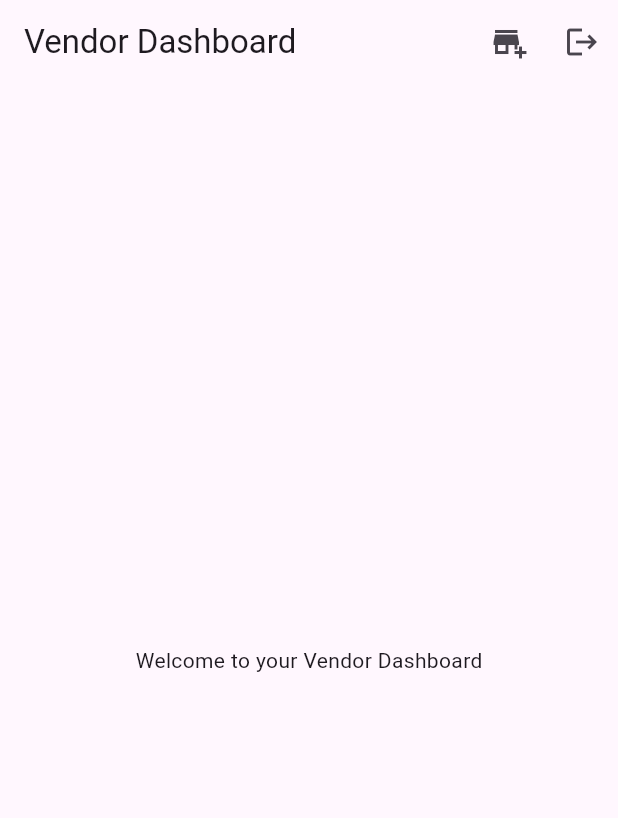
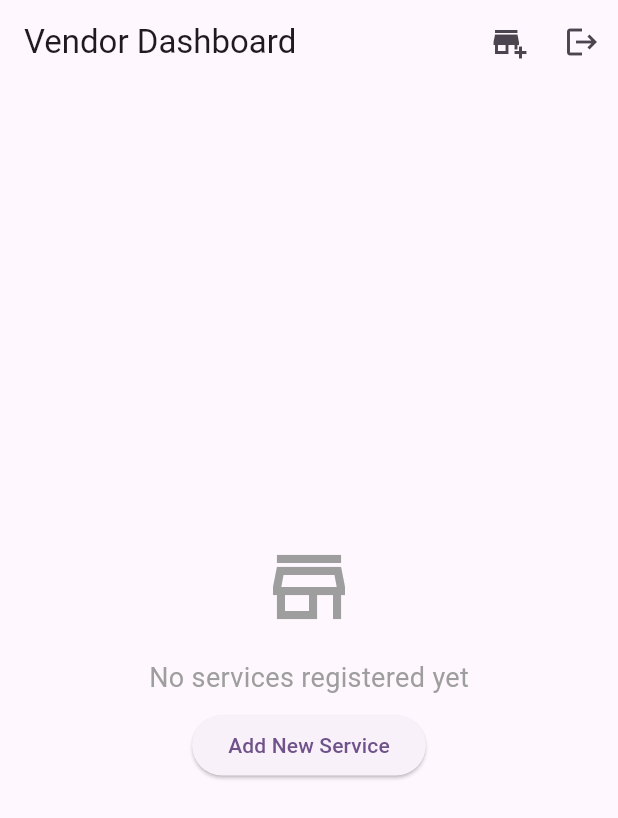
Before and after one commit to anashaslan/FestiGO, a Flutter app: the VendorHomeScreen screen opened directly, on a phone screen of 412 x 824 dp. Shown: the top 818 px of the screen. Run offline on Flutter 3.47's test engine with Material 3 defaults, Android fonts, the phone set to English and light mode, and no system bars; our stand-ins replace cloud_firestore, firebase_auth, firebase_core; accounts and stored records are empty.

Commit message:
Fixed vendor dashboard: 1. not showing registered services. 2. implement edit services button.

```diff
--- a/event_service_app/lib/screens/vendor_home.dart
+++ b/event_service_app/lib/screens/vendor_home.dart
@@ -1,10 +1,14 @@
 import 'package:flutter/material.dart';
 import 'package:firebase_auth/firebase_auth.dart';
+import 'package:cloud_firestore/cloud_firestore.dart';
 import 'vendor_service_registration_screen.dart';
+import 'edit_service_screen.dart';
 
 class VendorHomeScreen extends StatelessWidget {
   @override
   Widget build(BuildContext context) {
+    final user = FirebaseAuth.instance.currentUser;
+
     return Scaffold(
       appBar: AppBar(
         title: Text('Vendor Dashboard'),
@@ -26,8 +30,114 @@ class VendorHomeScreen extends StatelessWidget {
           ),
         ],
       ),
-      body: Center(
-        child: Text('Welcome to your Vendor Dashboard'),
+      body: StreamBuilder<QuerySnapshot>(
+        stream: FirebaseFirestore.instance
+            .collection('services')
+            .where('vendorId', isEqualTo: user?.uid)
+            // Remove the orderBy clause temporarily until index is ready
+            .snapshots(),
+        builder: (context, snapshot) {
+          if (snapshot.hasError) {
+            return Center(child: Text('Error: ${snapshot.error}'));
+          }
+
+          if (snapshot.connectionState == ConnectionState.waiting) {
+            return Center(child: CircularProgressIndicator());
+          }
+
+          final services = snapshot.data?.docs ?? [];
+
+          // Sort the services locally instead
+          services.sort((a, b) {
+            final aTime = (a.data() as Map<String, dynamic>)['createdAt'] as Timestamp?;
+            final bTime = (b.data() as Map<String, dynamic>)['createdAt'] as Timestamp?;
+            if (aTime == null || bTime == null) return 0;
+            return bTime.compareTo(aTime); // Descending order
+          });
+
+          if (services.isEmpty) {
+            return Center(
+              child: Column(
+                mainAxisAlignment: MainAxisAlignment.center,
+                children: [
+                  Icon(Icons.store_outlined, size: 64, color: Colors.grey),
+                  SizedBox(height: 16),
+                  Text(
+                    'No services registered yet',
+                    style: TextStyle(fontSize: 18, color: Colors.grey),
+                  ),
+                  SizedBox(height: 8),
+                  ElevatedButton(
+                    onPressed: () {
+                      Navigator.push(
+                        context,
+                        MaterialPageRoute(
+                          builder: (context) => VendorServiceRegistrationScreen(),
+                        ),
+                      );
+                    },
+                    child: Text('Add New Service'),
+                  ),
+                ],
+              ),
+            );
+          }
+
+          return ListView.builder(
+            itemCount: services.length,
+            itemBuilder: (context, index) {
+              final service = services[index].data() as Map<String, dynamic>;
+              return Card(
+                margin: EdgeInsets.symmetric(horizontal: 16, vertical: 8),
+                child: ListTile(
+                  leading: service['venue360Url'] != null &&
+                          service['venue360Url'].isNotEmpty
+                      ? ClipRRect(
+                          borderRadius: BorderRadius.circular(4),
+                          child: Image.network(
+                            service['venue360Url'],
+                            width: 56,
+                            height: 56,
+                            fit: BoxFit.cover,
+                          ),
+                        )
+                      : Container(
+                          width: 56,
+                          height: 56,
+                          decoration: BoxDecoration(
+                            color: Colors.grey.shade200,
+                            borderRadius: BorderRadius.circular(4),
+                          ),
+                          child: Icon(Icons.store, color: Colors.grey),
+                        ),
+                  title: Text(service['serviceName'] ?? 'Unnamed Service'),
+                  subtitle: Column(
+                    crossAxisAlignment: CrossAxisAlignment.start,
+                    children: [
+                      Text('Category: ${service['category'] ?? 'Uncategorized'}'),
+                      Text(
+                          'Price: \$${service['price']?.toStringAsFixed(2) ?? '0.00'}'),
+                    ],
+                  ),
+                  isThreeLine: true,
+                  trailing: IconButton(
+                    icon: Icon(Icons.edit),
+                    onPressed: () {
+                      Navigator.push(
+                        context,
+                        MaterialPageRoute(
+                          builder: (context) => EditServiceScreen(
+                            serviceDoc: services[index],
+                          ),
+                        ),
+                      );
+                    },
+                  ),
+                ),
+              );
+            },
+          );
+        },
       ),
     );
   }
```
